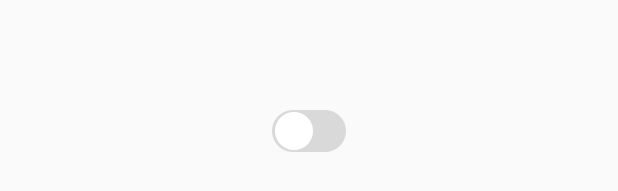
After one commit to darrenfantasy/CustomViewDemo, an Android app: the layout my_switchbutton_activity.xml on its own in the app's theme, with its tools: preview values and no code run, on a phone screen of 412 x 824 dp. The commit adds this screen. Shown: the part 487-678 px from the top of the screen. Run offline under Robolectric (Android 15) with nearby library versions, the phone set to English and light mode, and no system bars.

Commit message:
仿iOS风格开关

```diff
--- a/app/src/main/AndroidManifest.xml
+++ b/app/src/main/AndroidManifest.xml
@@ -19,6 +19,7 @@
         </activity>
         <activity android:name=".ui.AnimationButtonActivity"/>
         <activity android:name=".ui.MyCanvasActivity"/>
+        <activity android:name=".ui.MySwitchButtonActivity"/>
     </application>
 
 </manifest>
--- a/app/src/main/java/com/fantasy/darren/mycanvasdemo/adapter/MainActAdapter.java
+++ b/app/src/main/java/com/fantasy/darren/mycanvasdemo/adapter/MainActAdapter.java
@@ -10,6 +10,7 @@ import android.widget.TextView;
 import com.fantasy.darren.mycanvasdemo.R;
 import com.fantasy.darren.mycanvasdemo.ui.AnimationButtonActivity;
 import com.fantasy.darren.mycanvasdemo.ui.MyCanvasActivity;
+import com.fantasy.darren.mycanvasdemo.ui.MySwitchButtonActivity;
 
 import java.util.List;
 
@@ -60,6 +61,9 @@ public class MainActAdapter extends BaseAdapter{
                 }else if(position == 1){
                     Intent intent = new Intent(parent.getContext(), MyCanvasActivity.class);
                     parent.getContext().startActivity(intent);
+                }else if(position == 2){
+                    Intent intent = new Intent(parent.getContext(), MySwitchButtonActivity.class);
+                    parent.getContext().startActivity(intent);
                 }
             }
         });
--- a/app/src/main/java/com/fantasy/darren/mycanvasdemo/ui/MainActivity.java
+++ b/app/src/main/java/com/fantasy/darren/mycanvasdemo/ui/MainActivity.java
@@ -17,7 +17,7 @@ public class MainActivity extends AppCompatActivity {
         super.onCreate(savedInstanceState);
         setContentView(R.layout.activity_main);
         ListView listView = (ListView) findViewById(R.id.main_list_view);
-        String[] itemNames ={"Animation Button","MyCanvas"};
+        String[] itemNames ={"AnimationButton","MyCanvas","SwitchButton"};
         ArrayList<String> stringArrayList = new ArrayList<>();
         Collections.addAll(stringArrayList,itemNames);
         MainActAdapter mainActAdapter = new MainActAdapter(stringArrayList);
--- /dev/null
+++ b/app/src/main/java/com/fantasy/darren/mycanvasdemo/widget/MySimpleSwitchButton.java
@@ -0,0 +1,67 @@
+package com.fantasy.darren.mycanvasdemo.widget;
+
+import android.content.Context;
+import android.graphics.Bitmap;
+import android.graphics.BitmapFactory;
+import android.graphics.Canvas;
+import android.util.AttributeSet;
+import android.view.View;
+
+import com.fantasy.darren.mycanvasdemo.R;
+
+/**
+ * Created by fantasy on 16/12/12.
+ * 仿iOS风格简单的开关
+ */
+
+public class MySimpleSwitchButton extends View {
+
+    private Bitmap mButtonOn;
+    private Bitmap mButtonOff;
+    private Bitmap mButtonCurrent;
+    private boolean isOn;
+    public MySimpleSwitchButton(Context context) {
+        super(context);
+    }
+
+    public MySimpleSwitchButton(Context context, AttributeSet attrs) {
+        super(context, attrs);
+        initView();
+    }
+
+    private void initView(){
+        mButtonOn = BitmapFactory.decodeResource(getResources(), R.mipmap.toggle_btn_checked);
+        mButtonOff = BitmapFactory.decodeResource(getResources(),R.mipmap.toggle_btn_unchecked);
+        setStatus(true);
+        this.setOnClickListener(new OnClickListener() {
+            @Override
+            public void onClick(View v) {
+                if(isOn){
+                    mButtonCurrent = mButtonOff;
+                    isOn = false;
+                }else {
+                    mButtonCurrent = mButtonOn;
+                    isOn = true;
+                }
+                invalidate();
+            }
+        });
+        mButtonCurrent = mButtonOff;
+    }
+
+    @Override
+    protected void onMeasure(int widthMeasureSpec, int heightMeasureSpec) {
+        setMeasuredDimension(mButtonOn.getWidth(),mButtonOn.getHeight());
+    }
+
+    @Override
+    protected void onDraw(Canvas canvas) {
+        super.onDraw(canvas);
+        canvas.drawBitmap(mButtonCurrent,0,0,null);
+    }
+
+    public void setStatus(boolean b){
+        isOn = b;
+    }
+
+}
--- /dev/null
+++ b/app/src/main/res/layout/my_switchbutton_activity.xml
@@ -0,0 +1,11 @@
+<?xml version="1.0" encoding="utf-8"?>
+<RelativeLayout xmlns:android="http://schemas.android.com/apk/res/android"
+              android:orientation="vertical"
+              android:layout_width="match_parent"
+              android:layout_height="match_parent">
+
+    <com.fantasy.darren.mycanvasdemo.widget.MySimpleSwitchButton
+        android:layout_centerInParent="true"
+        android:layout_width="wrap_content"
+        android:layout_height="wrap_content"/>
+</RelativeLayout>
```
Also changed, not shown: app/src/main/java/com/fantasy/darren/mycanvasdemo/ui/MySwitchButtonActivity.java (added, +18 -0 lines), app/src/main/res/mipmap-hdpi/toggle_btn_checked.png (added), app/src/main/res/mipmap-hdpi/toggle_btn_unchecked.png (added).
